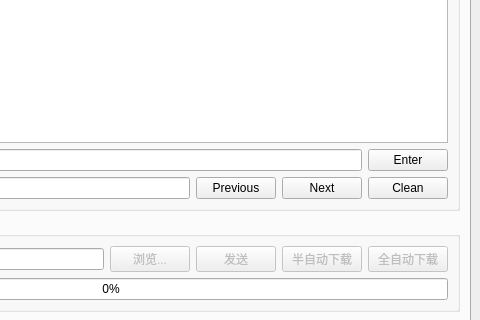
The window that QT6_ver/mainwindow.ui (kingson-sue/aic_download_tool) describes before a commit, drawn with Qt 5; both pictures show x 324 to 804 and y 137 to 457 of the 804 by 592 pixel window.
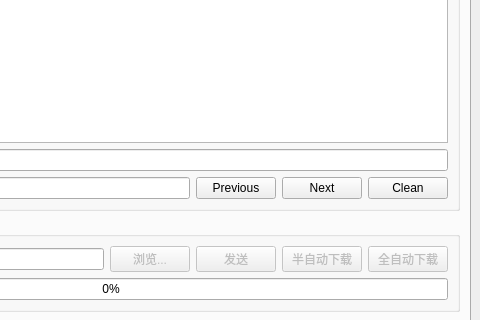
The same window after the commit. Icons and pictures are not drawn.

Commit message: 20250507,sujc,release v2.0.1 1. 修复串口输出窗口为只读，修复新增日志时会把选中文字清除的问题 2. 添加串口命令发送的功能

The edit to the form file:
```diff
--- a/QT6_ver/mainwindow.ui
+++ b/QT6_ver/mainwindow.ui
@@ -212,13 +212,6 @@
              <item>
               <widget class="QLineEdit" name="LineEdit_send"/>
              </item>
-             <item>
-              <widget class="QPushButton" name="Button_send_enter">
-               <property name="text">
-                <string>Enter</string>
-               </property>
-              </widget>
-             </item>
             </layout>
            </item>
            <item>
```
Left out of the diff: 143 changed lines with no effect on the pictures. The commit also changes 4 other files.
